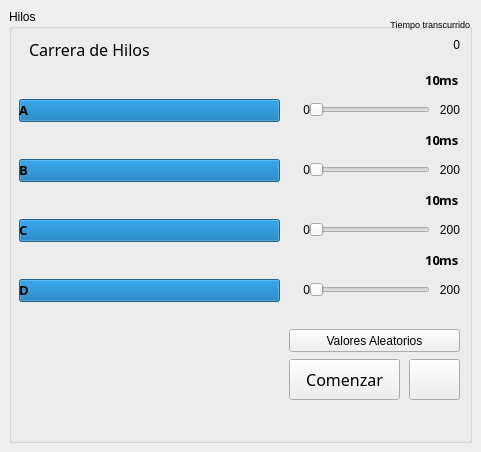
desarroyo/qt-hilos, file mainwindow.ui: the form before one commit.
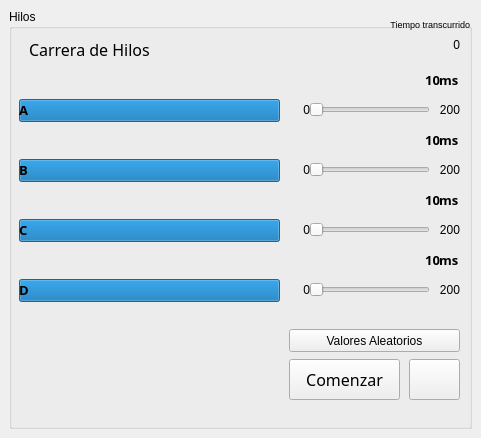
The form after the commit. Icons and pictures are not drawn.

```diff
--- a/mainwindow.ui
+++ b/mainwindow.ui
@@ -7,7 +7,7 @@
     <x>0</x>
     <y>0</y>
     <width>481</width>
-    <height>452</height>
+    <height>438</height>
    </rect>
   </property>
   <property name="windowTitle">
```
